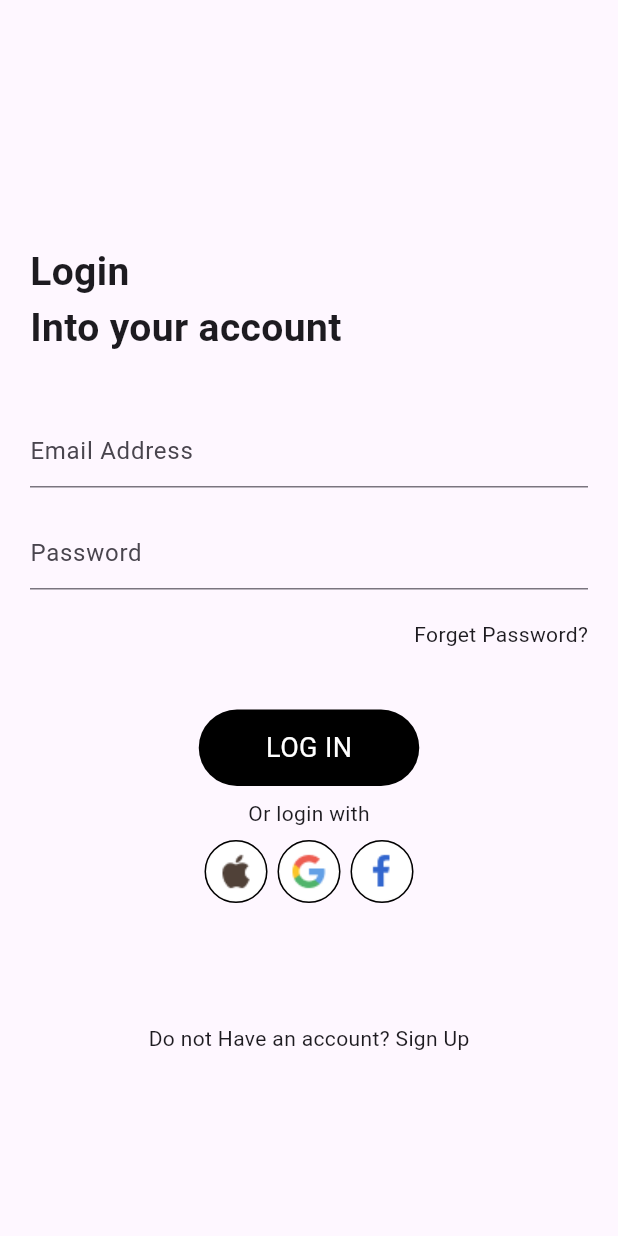
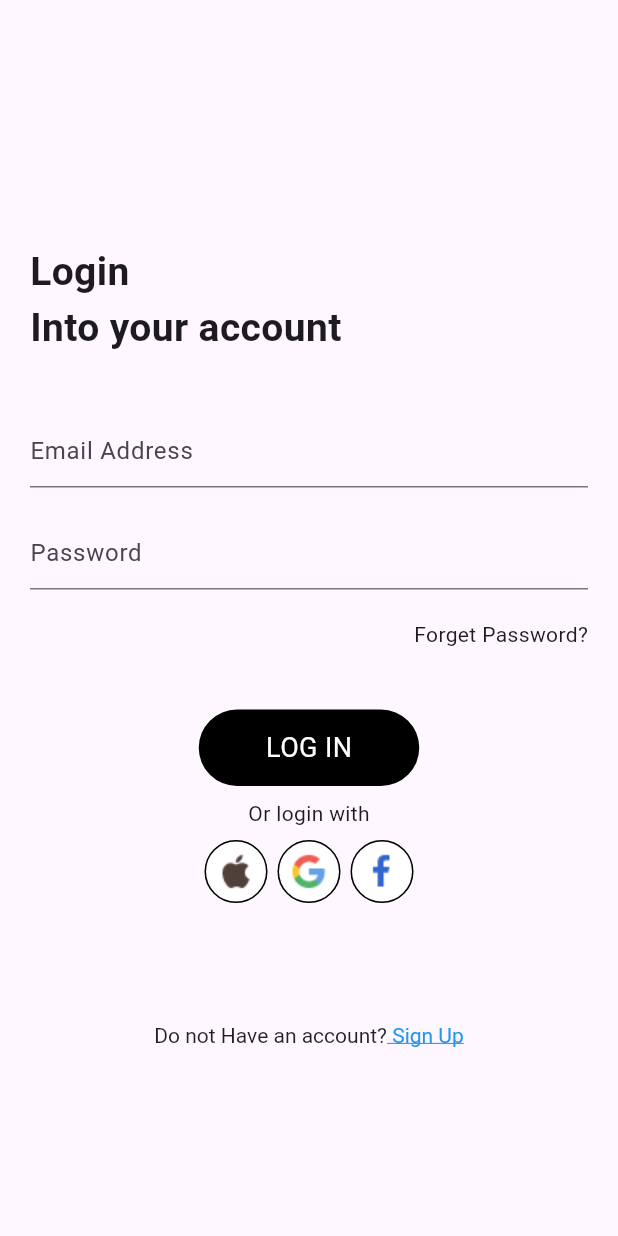
Before and after one commit to Mahfoud-Sa/flux_store, a Flutter app: the LoginPage screen opened by its route, on a phone screen of 412 x 824 dp. Run offline on Flutter 3.47's test engine with Material 3 defaults, Android fonts, the phone set to English and light mode, and no system bars; our stand-ins replace flutter_svg, go_router, smooth_page_indicator.

Commit message:
fix hyperlinks problem

```diff
--- a/flux_store/lib/app/features/Auth/presentation/pages/login_page.dart
+++ b/flux_store/lib/app/features/Auth/presentation/pages/login_page.dart
@@ -1,8 +1,6 @@
-import 'package:flutter/cupertino.dart';
 import 'package:flutter/material.dart';
-import 'package:flutter/rendering.dart';
-import 'package:flutter/widgets.dart';
 import 'package:flux_store/app/features/Auth/presentation/widgets/auth_button.dart';
+import 'package:flux_store/app/features/Auth/presentation/widgets/input_field_widget.dart';
 import 'package:flux_store/app/features/Auth/presentation/widgets/social_media_button.dart';
 
 class LoginPage extends StatelessWidget {
@@ -17,35 +15,12 @@ class LoginPage extends StatelessWidget {
           child: Column(
             mainAxisAlignment: MainAxisAlignment.spaceBetween,
             children: [
-              const SizedBox(
-                height: 163,
-              ),
-              Align(
-                alignment: Alignment.bottomLeft,
-                child: const Text(
-                  'Login\nInto your account',
-                  style: TextStyle(fontSize: 26, fontWeight: FontWeight.bold),
-                ),
-              ),
-              const SizedBox(
-                height: 40,
-              ),
-              Form(
-                  child: Column(
-                children: [
-                  InputFieldWidget(hintText: 'Email Address'),
-                  SizedBox(
-                    height: 20,
-                  ),
-                  InputFieldWidget(hintText: 'Password'),
-                  SizedBox(
-                    height: 20,
-                  ),
-                ],
-              )),
+              _buildTitle(),
+              _buildForm(),
               Align(
                   alignment: Alignment.bottomRight,
-                  child: Text('Forget Password?')),
+                  child: InkWell(
+                      onTap: () {}, child: const Text('Forget Password?'))),
               const SizedBox(
                 height: 40,
               ),
@@ -54,45 +29,83 @@ class LoginPage extends StatelessWidget {
                 text: 'LOG IN',
               ),
               const Padding(
-                padding: const EdgeInsets.all(8.0),
+                padding: EdgeInsets.all(8.0),
                 child: Text('Or login with'),
               ),
-              SizedBox(
-                width: 146,
-                child: Row(
-                  mainAxisAlignment: MainAxisAlignment.spaceAround,
-                  children: [
-                    SocialMediaButton(onTap: () {}, iconPath: 'apple_icon.png'),
-                    SocialMediaButton(
-                        onTap: () {}, iconPath: 'google_icon.png'),
-                    SocialMediaButton(
-                        onTap: () {}, iconPath: 'facebook_icon.png')
-                  ],
-                ),
-              ),
+              _buildSocialMediaButtons(),
               const SizedBox(
                 height: 80,
               ),
-              const Text('Do not Have an account? Sign Up')
+
+              // bottom text
+              RichText(
+                  text: const TextSpan(children: [
+                TextSpan(
+                  text: 'Do not Have an account?',
+                  style: TextStyle(color: Colors.black87),
+                ),
+                TextSpan(
+                  text: ' Sign Up',
+                  style: TextStyle(
+                    color: Colors.blue,
+                    decoration: TextDecoration.underline,
+                  ),
+                )
+              ]))
             ],
           ),
         ),
       ),
     );
   }
-}
 
-class InputFieldWidget extends StatelessWidget {
-  final String hintText;
-  const InputFieldWidget({
-    super.key,
-    required this.hintText,
-  });
+  SizedBox _buildSocialMediaButtons() {
+    return SizedBox(
+      width: 146,
+      child: Row(
+        mainAxisAlignment: MainAxisAlignment.spaceAround,
+        children: [
+          SocialMediaButton(onTap: () {}, iconPath: 'apple_icon.png'),
+          SocialMediaButton(onTap: () {}, iconPath: 'google_icon.png'),
+          SocialMediaButton(onTap: () {}, iconPath: 'facebook_icon.png')
+        ],
+      ),
+    );
+  }
 
-  @override
-  Widget build(BuildContext context) {
-    return TextFormField(
-      decoration: InputDecoration(hintText: hintText),
+  Form _buildForm() {
+    return const Form(
+        child: Column(
+      children: [
+        InputFieldWidget(hintText: 'Email Address'),
+        SizedBox(
+          height: 20,
+        ),
+        InputFieldWidget(hintText: 'Password'),
+        SizedBox(
+          height: 20,
+        ),
+      ],
+    ));
+  }
+
+  Column _buildTitle() {
+    return const Column(
+      children: [
+        SizedBox(
+          height: 163,
+        ),
+        Align(
+          alignment: Alignment.bottomLeft,
+          child: Text(
+            'Login\nInto your account',
+            style: TextStyle(fontSize: 26, fontWeight: FontWeight.bold),
+          ),
+        ),
+        SizedBox(
+          height: 40,
+        ),
+      ],
     );
   }
 }
--- /dev/null
+++ b/flux_store/lib/app/features/Auth/presentation/widgets/input_field_widget.dart
@@ -0,0 +1,16 @@
+import 'package:flutter/material.dart';
+
+class InputFieldWidget extends StatelessWidget {
+  final String hintText;
+  const InputFieldWidget({
+    super.key,
+    required this.hintText,
+  });
+
+  @override
+  Widget build(BuildContext context) {
+    return TextFormField(
+      decoration: InputDecoration(hintText: hintText),
+    );
+  }
+}
```
